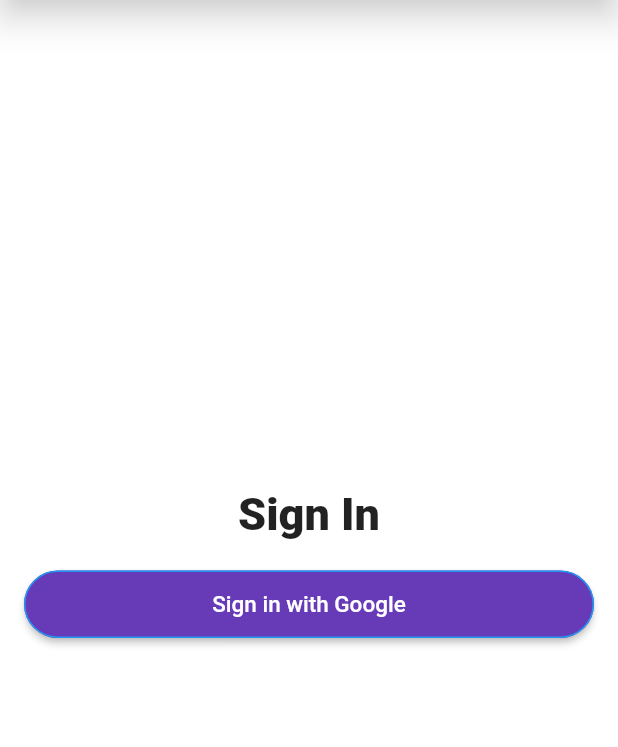
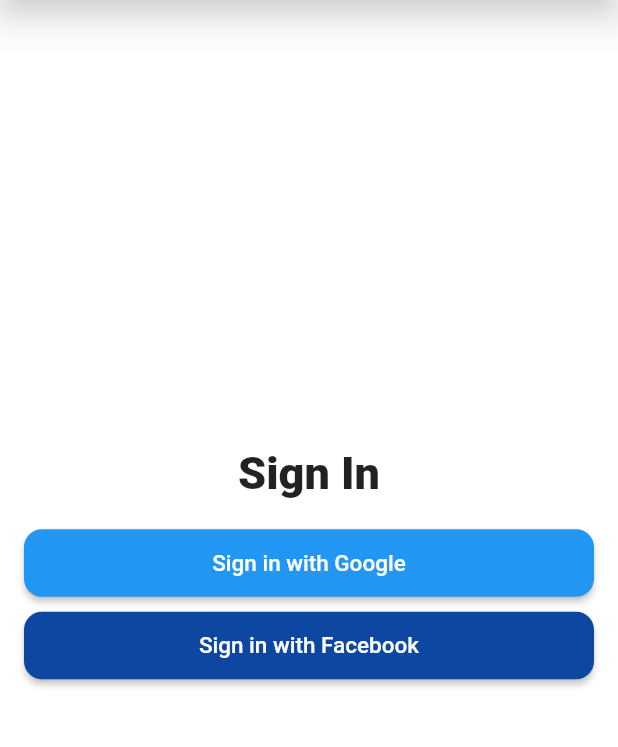
Before and after one commit to shardhayv/SignUpPageFlutter, a Flutter app: the screen it shows after launch, on a phone screen of 412 x 824 dp, the part 97-844 px from its top. Run offline on Flutter 3.47's test engine with Material 2 defaults, Android fonts, the phone set to English and light mode, and no system bars.

Commit message:
custom widget for button done

```diff
--- a/lib/app/sign_in/sign_in_page.dart
+++ b/lib/app/sign_in/sign_in_page.dart
@@ -1,4 +1,5 @@
 import 'package:flutter/material.dart';
+import 'package:layout/common_widgets/custom_elevated_button.dart';
 
 class SignInPage extends StatelessWidget {
   const SignInPage({Key? key}) : super(key: key);
@@ -35,24 +36,27 @@ class SignInPage extends StatelessWidget {
           ),
           SizedBox(
             height: 45,
-            child: ElevatedButton(
-              onPressed: _signInWithGoogle,
-              style: ButtonStyle(
-                shape: MaterialStateProperty.all<RoundedRectangleBorder>(
-                  RoundedRectangleBorder(
-                    borderRadius: BorderRadius.circular(100.0),
-                    side: const BorderSide(
-                      color: Colors.blue,
-                      width: 1.0,
-                    ),
-                  ),
-                ),
-              ),
+            child: CustomElevatedButton(
+              borderRadius: BorderRadius.circular(12.0),
+              color: Colors.blue,
+              onPressed: () {},
               child: const Text(
                 'Sign in with Google',
                 style: TextStyle(color: Colors.white, fontSize: 15.0),
               ),
             ),
+          ),
+          const SizedBox(
+            height: 10,
+          ),
+           CustomElevatedButton(
+            borderRadius: BorderRadius.circular(12.0),
+            color: Colors.blue.shade900,
+            onPressed: () {},
+             child: const Text(
+               'Sign in with Facebook',
+               style: TextStyle(color: Colors.white, fontSize: 15.0),
+             ),
           ),
         ],
       ),
--- /dev/null
+++ b/lib/common_widgets/custom_elevated_button.dart
@@ -0,0 +1,35 @@
+import 'package:flutter/material.dart';
+
+class CustomElevatedButton extends StatelessWidget {
+  const CustomElevatedButton(
+      {Key? key,
+      required this.child,
+      required this.color,
+      required this.borderRadius,
+      required this.onPressed})
+      : super(key: key);
+
+  final Widget child;
+  final Color color;
+  final BorderRadius borderRadius;
+  final VoidCallback onPressed;
+
+  @override
+  Widget build(BuildContext context) {
+    return SizedBox(
+      height: 45,
+      child: ElevatedButton(
+        onPressed: onPressed,
+        style: ButtonStyle(
+          backgroundColor: MaterialStateProperty.all(color),
+          shape: MaterialStateProperty.all<RoundedRectangleBorder>(
+            RoundedRectangleBorder(
+              borderRadius: borderRadius,
+            ),
+          ),
+        ),
+        child: child,
+      ),
+    );
+  }
+}
```
Also changed, not shown: 1 other file.
